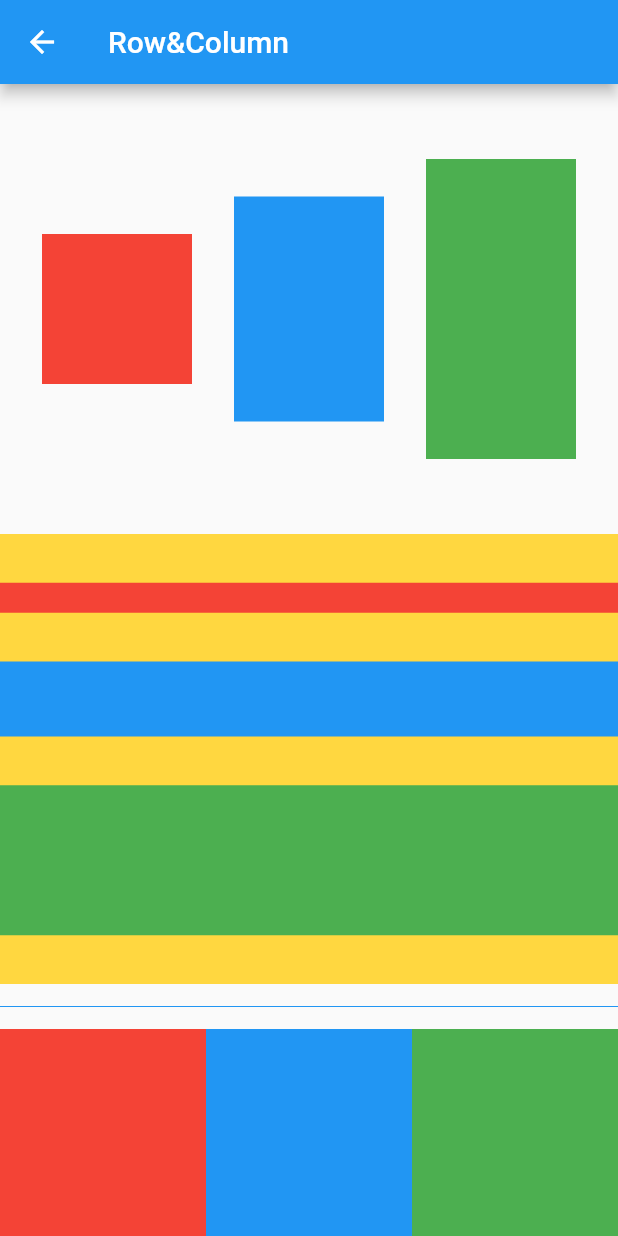
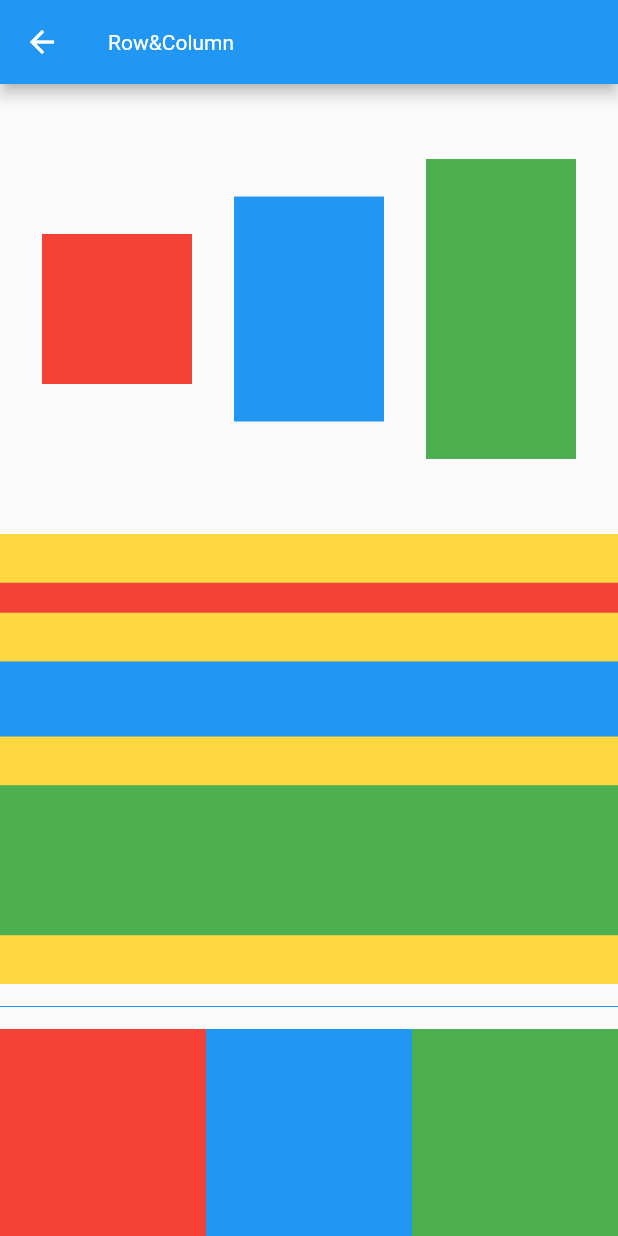
Before and after one commit to NeverOvO/learningfoundation, a Flutter app: the screen it shows after launch, after a tap on "Row&Column", on a phone screen of 412 x 824 dp. Run offline on Flutter 3.47's test engine with Material 2 defaults, Android fonts, the phone set to English and light mode, and no system bars.

Commit message:
图片自由Demo

```diff
--- a/lib/LearnButtonView.dart
+++ b/lib/LearnButtonView.dart
@@ -1,6 +1,5 @@
+import 'package:flutter/material.dart';
 
-import 'package:flutter/cupertino.dart';
-import 'package:flutter/material.dart';
 class LearnButtonView extends StatefulWidget {
   final arguments;
   const LearnButtonView({Key? key, this.arguments}) : super(key: key);
--- a/lib/LearnContainerView.dart
+++ b/lib/LearnContainerView.dart
@@ -1,5 +1,5 @@
-import 'package:flutter/cupertino.dart';
 import 'package:flutter/material.dart';
+
 class LearnContainerView extends StatefulWidget {
   final arguments;
   const LearnContainerView({Key? key, this.arguments}) : super(key: key);
--- a/lib/LearnRowAndColumnView.dart
+++ b/lib/LearnRowAndColumnView.dart
@@ -1,6 +1,5 @@
+import 'package:flutter/material.dart';
 
-import 'package:flutter/cupertino.dart';
-import 'package:flutter/material.dart';
 class LearnRowAndColumnView extends StatefulWidget {
   final arguments;
   const LearnRowAndColumnView({Key? key, this.arguments}) : super(key: key);
--- a/lib/main.dart
+++ b/lib/main.dart
@@ -1,10 +1,9 @@
 import 'package:flutter/material.dart';
-import 'package:flutter_email_sender/flutter_email_sender.dart';
 import 'package:learningfoundation/LearnButtonView.dart';
 import 'package:learningfoundation/LearnContainerView.dart';
 import 'package:learningfoundation/LearnGestureDetectorView.dart';
 import 'package:learningfoundation/LearnRowAndColumnView.dart';
-import 'package:url_launcher/url_launcher.dart';
+import 'package:learningfoundation/picture_free_demo.dart';
 
 void main() {
   runApp(MyApp());
@@ -17,8 +16,10 @@ class MyApp extends StatelessWidget {
     return MaterialApp(
       title: 'Flutter Demo',
       theme: ThemeData(
-
         primarySwatch: Colors.blue,
+        appBarTheme: AppBarTheme(
+          titleTextStyle: TextStyle(fontSize: 14),
+        ),
       ),
       home: MyHomePage(title: 'Flutter自我入门总结'),
     );
@@ -40,9 +41,17 @@ class _MyHomePageState extends State<MyHomePage> {
       appBar: AppBar(
         title: Text(widget.title),
       ),
-      body: ListView(
+      body: Container(
+        padding: EdgeInsets.all(15),
+        child: GridView(
+
+          gridDelegate: const SliverGridDelegateWithFixedCrossAxisCount(
+            crossAxisCount: 2, //每行三列
+            childAspectRatio: 3, //显示区域宽高相等
+            mainAxisSpacing: 15,
+            crossAxisSpacing: 15,
+          ),
           children: [
-          SizedBox(height: 20,),
             GestureDetector(
               child: _button('Container'),
               behavior: HitTestBehavior.opaque,
@@ -50,7 +59,6 @@ class _MyHomePageState extends State<MyHomePage> {
                 Navigator.push(context, MaterialPageRoute(builder: (context) => LearnContainerView()),);
               },
             ),
-          SizedBox(height: 20,),
             GestureDetector(
               child: _button('Row&Column'),
               behavior: HitTestBehavior.opaque,
@@ -58,7 +66,6 @@ class _MyHomePageState extends State<MyHomePage> {
                 Navigator.push(context, MaterialPageRoute(builder: (context) => LearnRowAndColumnView()),);
               },
             ),
-          SizedBox(height: 20,),
             GestureDetector(
               child: _button('GestureDetector'),
               behavior: HitTestBehavior.opaque,
@@ -66,7 +73,6 @@ class _MyHomePageState extends State<MyHomePage> {
                 Navigator.push(context, MaterialPageRoute(builder: (context) => LearnGestureDetectorView()),);
               },
             ),
-          SizedBox(height: 20,),
             GestureDetector(
               child: _button('Button系列'),
               behavior: HitTestBehavior.opaque,
@@ -74,8 +80,16 @@ class _MyHomePageState extends State<MyHomePage> {
                 Navigator.push(context, MaterialPageRoute(builder: (context) => LearnButtonView()),);
               },
             ),
+            GestureDetector(
+              child: _button('图片自由Demo'),
+              behavior: HitTestBehavior.opaque,
+              onTap: (){
+                Navigator.push(context, MaterialPageRoute(builder: (context) => PictureFreePage()),);
+              },
+            ),
           ],
         ),
+      )
     );
   }
 
@@ -88,9 +102,9 @@ class _MyHomePageState extends State<MyHomePage> {
         boxShadow: [BoxShadow(blurRadius: 5, spreadRadius: 1, color: Colors.grey, offset:Offset(5,5)),],
       ),
       alignment: Alignment.center,
-      padding: EdgeInsets.fromLTRB(0, 10, 0, 10),
-      margin: EdgeInsets.fromLTRB(200, 1, 200, 1),
-      child: Text(title,style: TextStyle(fontSize: 13,color: Colors.white),),
+      padding: EdgeInsets.fromLTRB(10, 10, 10, 10),
+      // margin: EdgeInsets.fromLTRB(200, 1, 200, 1),
+      child: Text(title,style: TextStyle(fontSize: 12,color: Colors.white),),
     );
   }
 }
```
Also changed, not shown: lib/picture_free_demo.dart (added, +41 -0 lines), pubspec.yaml (+4 -3 lines), pubspec.lock, 2 other files. Lines whose indentation alone changed are shown as unchanged.
